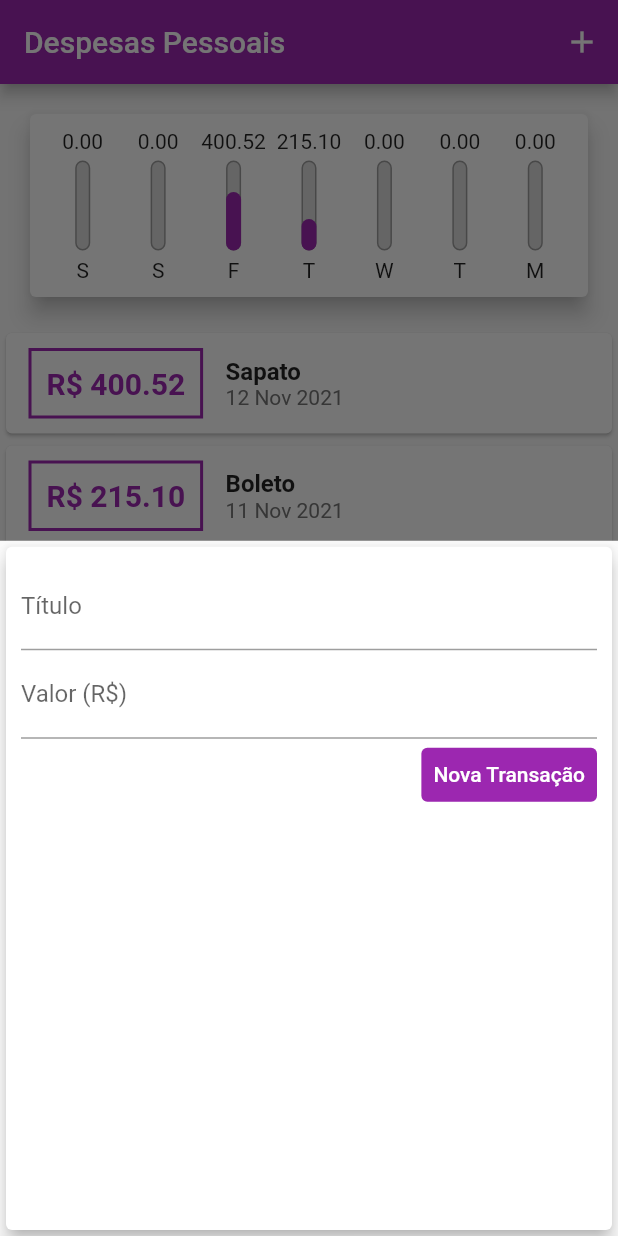
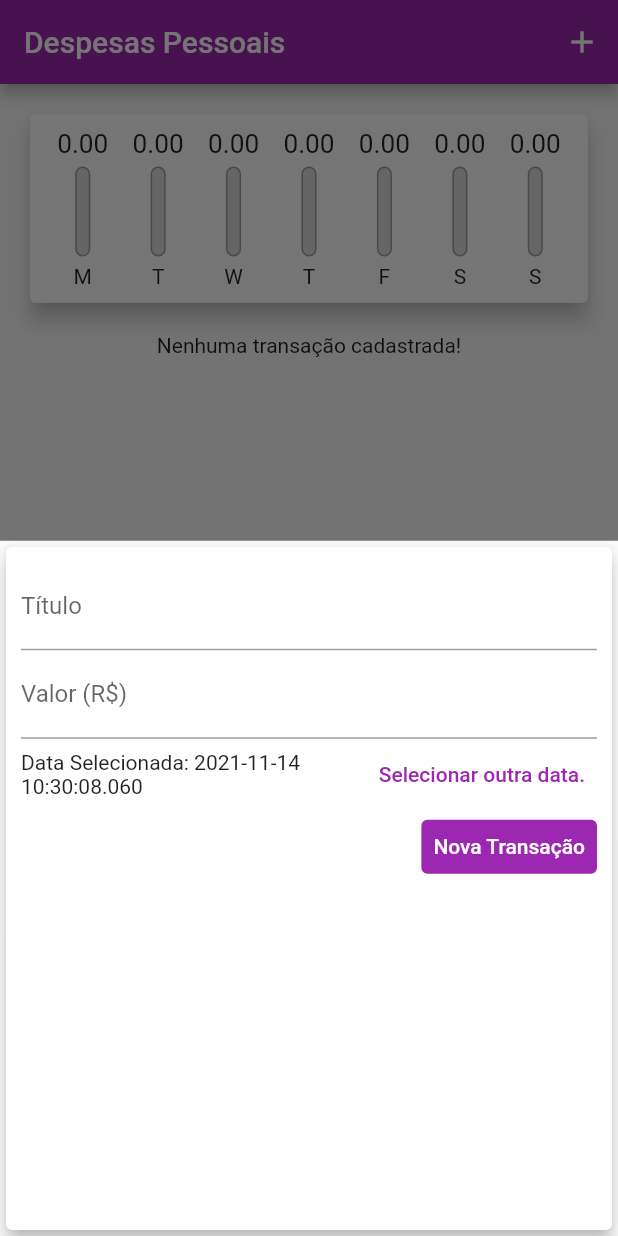
Before and after one commit to alisson-araujo/expenses, a Flutter app: the screen it shows after launch, after a tap on the "add" icon, on a phone screen of 412 x 824 dp. Run offline on Flutter 3.47's test engine with Material 2 defaults, Android fonts, the phone set to English and light mode, and no system bars.

Commit message:
inserindo datas nas transações

```diff
--- a/lib/components/chart.dart
+++ b/lib/components/chart.dart
@@ -30,7 +30,7 @@ class Chart extends StatelessWidget {
         'day': DateFormat.E().format(weekDay)[0],
         'value': totalSum,
       };
-    });
+    }).reversed.toList();
   }
 
   double get _weekTotalValue{
@@ -54,7 +54,7 @@ class Chart extends StatelessWidget {
               child: ChartBar(
                 label: tr['day'].toString(),
                 value: tr['value'] as double,
-                percentage: (tr['value'] as double) / _weekTotalValue,
+                percentage: _weekTotalValue == 0 ? 0 : (tr['value'] as double) / _weekTotalValue,
               ),
             );
           }).toList(),
--- a/lib/components/chart_bar.dart
+++ b/lib/components/chart_bar.dart
@@ -11,8 +11,11 @@ class ChartBar extends StatelessWidget {
   Widget build(BuildContext context) {
     return Column(
       children: <Widget>[
-        FittedBox(
-          child: Text('${value?.toStringAsFixed(2)}'),
+        Container(
+          height: 20,
+          child: FittedBox(
+            child: Text('${value?.toStringAsFixed(2)}'),
+          ),
         ),
         SizedBox(height: 5),
         Container(
--- a/lib/components/transactions_form.dart
+++ b/lib/components/transactions_form.dart
@@ -1,7 +1,8 @@
 import 'package:flutter/material.dart';
+import 'package:intl/intl.dart';
 
 class TransactionForm extends StatefulWidget {
-  final void Function(String, double) onSubmit;
+  final void Function(String, double, DateTime) onSubmit;
 
   TransactionForm(this.onSubmit);
 
@@ -11,8 +12,8 @@ class TransactionForm extends StatefulWidget {
 
 class _TransactionFormState extends State<TransactionForm> {
   final titleController = TextEditingController();
-
   final valueController = TextEditingController();
+  DateTime _selectedDate = DateTime.now();
 
   _submitForm() {
     final title = titleController.text;
@@ -22,7 +23,24 @@ class _TransactionFormState extends State<TransactionForm> {
       return;
     }
 
-    widget.onSubmit(title, value);
+    widget.onSubmit(title, value, _selectedDate);
+  }
+
+  _showDatePicker() {
+    showDatePicker(
+      context: context,
+      initialDate: DateTime.now(),
+      firstDate: DateTime(2021),
+      lastDate: DateTime.now(),
+    ).then((pickedDate) {
+      if(pickedDate == null){
+        return;
+      }
+      setState(() {
+        _selectedDate = pickedDate;
+      });
+
+    });
   }
 
   @override
@@ -50,6 +68,22 @@ class _TransactionFormState extends State<TransactionForm> {
               ),
             ),
             Row(
+              mainAxisAlignment: MainAxisAlignment.start,
+              children: [
+                Expanded(
+                  child: Text(
+                    _selectedDate == DateTime.now()
+                      ? 'Data Selecionada: ${DateTime.now()}'
+                      : 'Data Selecinada: ${DateFormat('dd/MM/y').format(_selectedDate)}',
+                  ),
+                ),
+                TextButton(
+                  child: const Text('Selecionar outra data.'),
+                  onPressed: _showDatePicker,
+                )
+              ],
+            ),
+            Row(
               mainAxisAlignment: MainAxisAlignment.end,
               children: <Widget>[
                 TextButton(
--- a/lib/components/transactions_list.dart
+++ b/lib/components/transactions_list.dart
@@ -11,53 +11,43 @@ class TransactionList extends StatelessWidget {
   Widget build(BuildContext context) {
     return Container(
       height: 300,
-      child: ListView.builder(
+      child: transactions.isEmpty
+          ? Column(
+              children: const [
+               Text('Nenhuma transação cadastrada!'),
+              ],
+            )
+          : ListView.builder(
               itemCount: transactions.length,
               itemBuilder: (ctx, index) {
                 final tr = transactions[index];
                 return Card(
-            child: Row(
-              children: <Widget>[
-                Container(
+                  elevation: 5,
                   margin: const EdgeInsets.symmetric(
-                    horizontal: 15,
-                    vertical: 10,
+                    vertical: 8,
+                    horizontal: 8,
                   ),
-                  decoration: BoxDecoration(
-                    border: Border.all(
-                      color: Theme.of(context).primaryColor,
-                      width: 2,
-                    ),
-                  ),
-                  padding: const EdgeInsets.all(10),
-                  child: Text(
-                    'R\$ ${tr.value.toStringAsFixed(2)}',
-                    style: TextStyle(
-                      fontWeight: FontWeight.bold,
-                      fontSize: 20,
-                      color: Theme.of(context).primaryColor,
+                  child: ListTile(
+                    leading: CircleAvatar(
+                      radius: 30,
+                      child: Padding(
+                        padding: const EdgeInsets.all(6),
+                        child: FittedBox(
+                          child: Text('R\$${tr.value}'),
                         ),
                       ),
                     ),
-                Column(
-                  crossAxisAlignment: CrossAxisAlignment.start,
-                  children: <Widget>[
-                    Text(
+                    title: Text(
                       tr.title,
-                      style: const TextStyle(
-                        fontSize: 16,
+                      style: TextStyle(
+                        color: Theme.of(context).primaryColor,
+                        fontSize: 20,
                         fontWeight: FontWeight.bold,
                       ),
                     ),
-                    Text(
+                    subtitle: Text(
                       DateFormat('d MMM y').format(tr.date),
-                      style: TextStyle(
-                        color: Colors.grey[600],
                     ),
-                    ),
-                  ],
-                ),
-              ],
                   ),
                 );
               },
--- a/lib/main.dart
+++ b/lib/main.dart
@@ -26,20 +26,7 @@ class MyHomePage extends StatefulWidget {
 }
 
 class _MyHomePageState extends State<MyHomePage> {
-  final _transactions = [
-    Transaction(
-      id: 't1',
-      title: 'Sapato',
-      value: 400.52,
-      date: DateTime.now().subtract(Duration(days: 2)),
-    ),
-    Transaction(
-      id: 't2',
-      title: 'Boleto',
-      value: 215.10,
-      date: DateTime.now().subtract(Duration(days: 3)),
-    ),
-  ];
+  final List<Transaction> _transactions = [];
 
   List<Transaction> get _recentTransactions{
     return _transactions.where((tr){
@@ -49,12 +36,12 @@ class _MyHomePageState extends State<MyHomePage> {
     }).toList();
   }
 
-  _addTransaction(String title, double value) {
+  _addTransaction(String title, double value, DateTime date) {
     final newTransaction = Transaction(
       id: Random().nextDouble().toString(),
       title: title,
       value: value,
-      date: DateTime.now(),
+      date: date,
     );
 
     setState(() {
```
Lines whose indentation alone changed are shown as unchanged.
